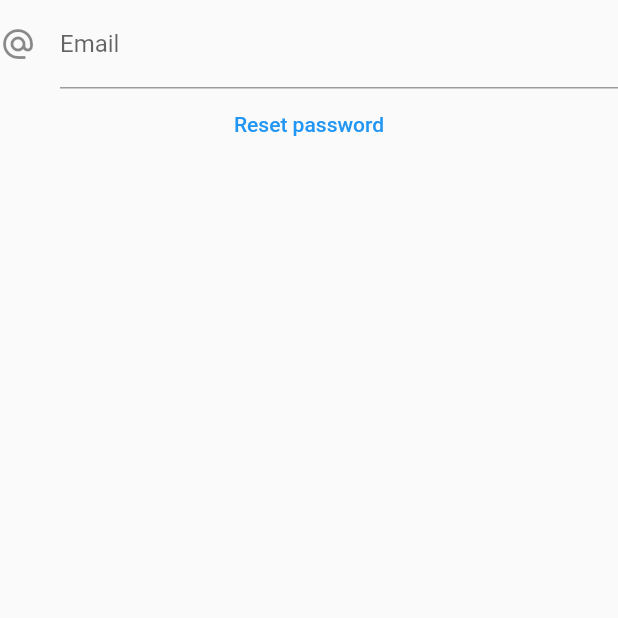
After one commit to Yumin2019/FlutterFirebaseLogin, a Flutter app: the screen it shows after launch, after a tap on "Forgot Password", on a phone screen of 412 x 824 dp, the top half of it. The commit adds this screen. Run offline on Flutter 3.47's test engine with Material 2 defaults, Android fonts, the phone set to English and light mode, and no system bars; our stand-ins replace firebase_auth, firebase_core; accounts and stored records are empty; generated files the repository leaves out were written again.

Commit message:
feat: reset email feat: Sign up and sign in with Firebase

```diff
--- a/lib/main.dart
+++ b/lib/main.dart
@@ -1,18 +1,45 @@
+import 'package:firebase_auth/firebase_auth.dart';
 import 'package:flutter/material.dart';
 import 'package:untitled1/screens/login.dart';
 import 'package:provider/provider.dart';
+import 'package:untitled1/screens/main_page.dart';
 import 'data/JoinOrLogin.dart';
+import 'package:firebase_core/firebase_core.dart';
+import 'firebase_options.dart';
 
-void main() => runApp(MyApp()); // return runApp(MyApp()); =>
+void main() async {
+  WidgetsFlutterBinding.ensureInitialized();
+  await Firebase.initializeApp(
+    options: DefaultFirebaseOptions.currentPlatform,
+  );
+  runApp(MyApp());
+} // return runApp(MyApp()); =>
 
 class MyApp extends StatelessWidget {
   @override
   Widget build(BuildContext context) {
     return MaterialApp(
-      home: ChangeNotifierProvider<JoinOrLogin>.value(
-        value: JoinOrLogin(),
-        child: AuthPage(),
-      ),
+      home: Splash(),
     );
   }
 }
+
+class Splash extends StatelessWidget {
+
+  @override
+  Widget build(BuildContext context) {
+    return StreamBuilder<User?>(
+      stream: FirebaseAuth.instance.authStateChanges(),
+      builder: (context, snapshot) {
+
+        if(snapshot.data == null) {
+          return ChangeNotifierProvider<JoinOrLogin>.value(
+            value: JoinOrLogin(),
+            child: AuthPage());
+        } else {
+          return MainPage(email: snapshot.data?.email);
+        }
+      },
+    );
+  }
+}
--- /dev/null
+++ b/lib/screens/forgot_password.dart
@@ -0,0 +1,49 @@
+import 'package:firebase_auth/firebase_auth.dart';
+import 'package:flutter/material.dart';
+
+class ForgotPassword extends StatefulWidget {
+  @override
+  _ForgotPasswordState createState() => _ForgotPasswordState();
+}
+
+class _ForgotPasswordState extends State<ForgotPassword> {
+  final GlobalKey<FormState> _formKey = GlobalKey<FormState>();
+  final TextEditingController _emailController = TextEditingController();
+
+  @override
+  Widget build(BuildContext context) {
+    return Scaffold(
+        body: Form(
+      key: _formKey,
+      child: Column(
+        children: <Widget>[
+          TextFormField(
+            controller: _emailController,
+            decoration: InputDecoration(
+              icon: Icon(Icons.alternate_email),
+              labelText: "Email",
+            ),
+            validator: (String? value) {
+              if (value!.isEmpty) {
+                return "Please input correct email.";
+              }
+              return null;
+            },
+          ),
+          TextButton(
+              onPressed: () async {
+                await FirebaseAuth.instance
+                    .sendPasswordResetEmail(email: _emailController.text);
+                final snackBar = SnackBar(
+                  content: Text("Check your email for password reset."),
+                );
+                ScaffoldMessenger.of(_formKey.currentContext!).showSnackBar(snackBar);
+              },
+              child: Text(
+                "Reset password",
+              ))
+        ],
+      ),
+    ));
+  }
+}
--- a/lib/screens/login.dart
+++ b/lib/screens/login.dart
@@ -1,7 +1,10 @@
+import 'package:firebase_auth/firebase_auth.dart';
 import 'package:flutter/material.dart';
 import 'package:untitled1/data/JoinOrLogin.dart';
 import 'package:untitled1/util/login_background.dart';
 import 'package:provider/provider.dart';
+
+import 'forgot_password.dart';
 
 class AuthPage extends StatelessWidget {
   final GlobalKey<FormState> _formKey = GlobalKey<FormState>();
@@ -73,9 +76,11 @@ class AuthPage extends StatelessWidget {
             builder: (context, value, child) => ElevatedButton(
               onPressed: () {
                 if (_formKey.currentState!.validate()) {
-                  // 2개의 validator에 대한 처리를 진행
+                  // check two validators
                   print(_emailController.text);
                   print(_passwordController.text);
+
+                  value.isJoin ? _register(context) : _login(context);
                 }
               },
               child: Text(
@@ -90,6 +95,32 @@ class AuthPage extends StatelessWidget {
             ),
           )),
     );
+  }
+
+  void _register(BuildContext context) async {
+    final result = await FirebaseAuth.instance.createUserWithEmailAndPassword(
+        email: _emailController.text, password: _passwordController.text);
+    final user = result.user;
+
+    if (user == null) {
+      final snackBar = SnackBar(
+        content: Text("Please try again later"),
+      );
+      ScaffoldMessenger.of(context).showSnackBar(snackBar);
+    }
+  }
+
+  void _login(BuildContext context) async {
+    final result = await FirebaseAuth.instance.signInWithEmailAndPassword(
+        email: _emailController.text, password: _passwordController.text);
+    final user = result.user;
+
+    if (user == null) {
+      final snackBar = SnackBar(
+        content: Text("Please try again later"),
+      );
+      ScaffoldMessenger.of(context).showSnackBar(snackBar);
+    }
   }
 
   Widget _loadImage() {
@@ -152,10 +183,14 @@ class AuthPage extends StatelessWidget {
                     Consumer<JoinOrLogin>(
                       builder: (context, value, child) => Opacity(
                         opacity: value.isJoin ? 0 : 1,
-                        child: Center(
-                          child: Text(
-                            "Forgot Password",
-                            textAlign: TextAlign.center,
+                        child: GestureDetector( onTap: value.isJoin ? null : () {
+                          Navigator.push(context, MaterialPageRoute(builder: (context) => ForgotPassword()));
+                        },
+                          child: Center(
+                            child: Text(
+                              "Forgot Password",
+                              textAlign: TextAlign.center,
+                            ),
                           ),
                         ),
                       ),
--- a/pubspec.yaml
+++ b/pubspec.yaml
@@ -29,6 +29,7 @@ dependencies:
   # Use with the CupertinoIcons class for iOS style icons.
   cupertino_icons: ^1.0.4
   provider: ^6.0.2
+  firebase_auth: ^3.3.7
 
 dev_dependencies:
   flutter_test:
```
Also changed, not shown: lib/screens/main_page.dart (added, +24 -0 lines), pubspec.lock, 2 other files.
